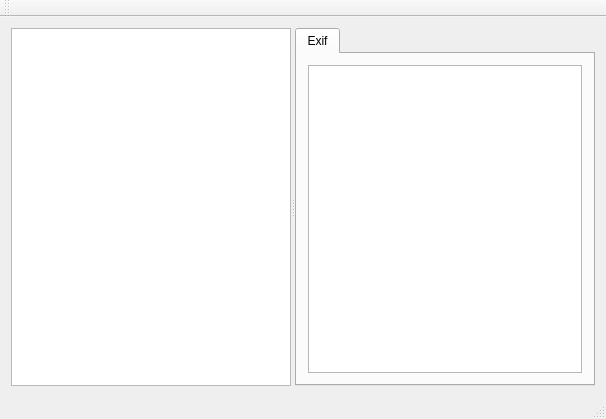
Old version of the form eyefilinuxui/gui/ui/mainwindow.ui in the repository hgdeoro/EFLU.
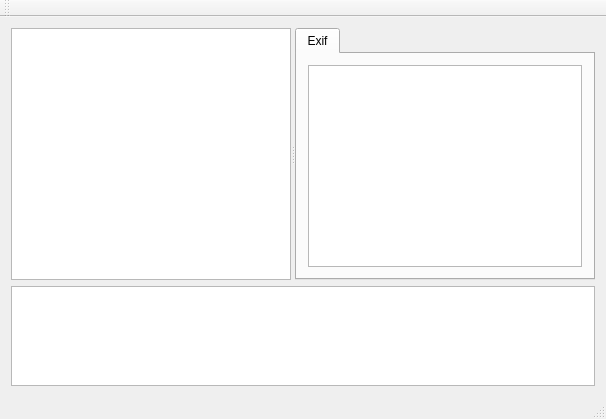
New version of the form.

Commit message: Add list of thumbnails

What changed in the file:
```diff
--- a/eyefilinuxui/gui/ui/mainwindow.ui
+++ b/eyefilinuxui/gui/ui/mainwindow.ui
@@ -64,6 +64,19 @@
       </widget>
      </widget>
     </item>
+    <item>
+     <widget class="QListWidget" name="listWidgetThumbs">
+      <property name="maximumSize">
+       <size>
+        <width>16777215</width>
+        <height>100</height>
+       </size>
+      </property>
+      <property name="flow">
+       <enum>QListView::LeftToRight</enum>
+      </property>
+     </widget>
+    </item>
    </layout>
   </widget>
   <widget class="QMenuBar" name="menuBar">
```
The commit also changes 2 other files.
